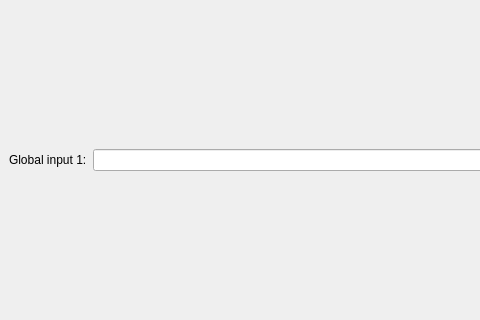
Before: the Qt Designer form scripts/Interface/ui/developer_workshop_reference/developer_workshop_reference_window.ui in samueljackson92/mantid, drawn with Qt 5; both pictures show x 0 to 480 and y 136 to 456 of the 800 by 614 pixel window.
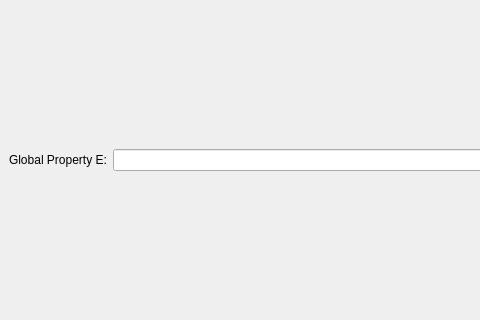
After: the same form once the commit is applied.

```diff
--- a/scripts/Interface/ui/developer_workshop_reference/developer_workshop_reference_window.ui
+++ b/scripts/Interface/ui/developer_workshop_reference/developer_workshop_reference_window.ui
@@ -26,7 +26,7 @@
       <item row="0" column="0">
        <widget class="QLabel" name="global_input_label">
         <property name="text">
-         <string>Global input 1:</string>
+         <string>Global Property E:</string>
         </property>
        </widget>
       </item>
```
Left out of the diff: 4 changed lines with no effect on the pictures.
